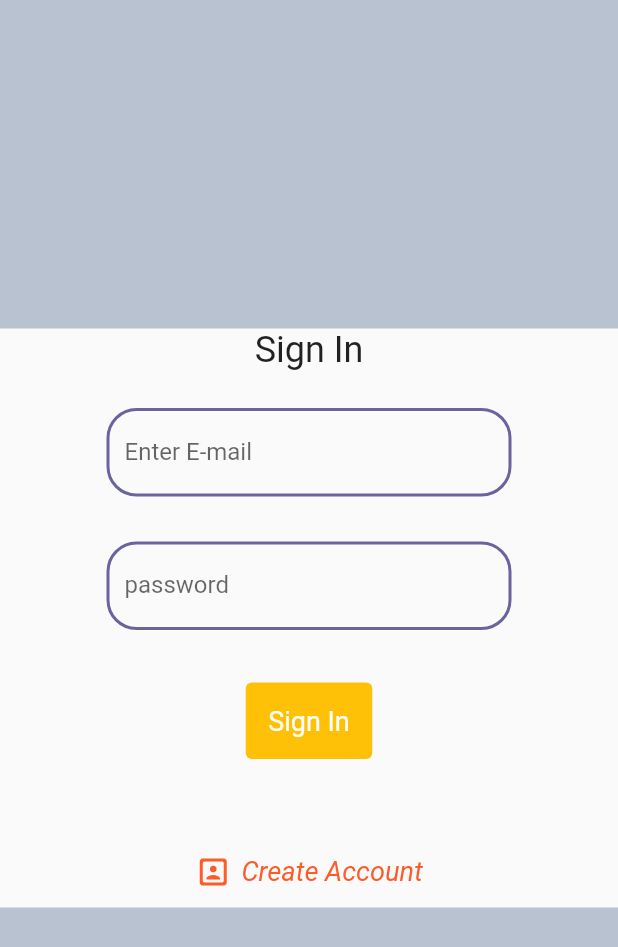
After one commit to MatheusGobo/book_track, a Flutter app: the screen it shows after launch, after a tap on "Sing in to get started", on a phone screen of 412 x 824 dp. The commit adds this screen. Shown: the top 947 px of the screen. Run offline on Flutter 3.47's test engine with Material 2 defaults, Android fonts, the phone set to English and light mode, and no system bars; our stand-ins replace hexcolor.

Commit message:
Adicionada pagina de login

```diff
--- a/lib/main.dart
+++ b/lib/main.dart
@@ -1,115 +1,21 @@
+import 'package:book_track/screens/screens.dart';
 import 'package:flutter/material.dart';
+import 'package:hexcolor/hexcolor.dart';
 
 void main() {
-  runApp(const MyApp());
+  runApp(MyApp());
 }
 
 class MyApp extends StatelessWidget {
-  const MyApp({Key? key}) : super(key: key);
-
-  // This widget is the root of your application.
   @override
   Widget build(BuildContext context) {
     return MaterialApp(
-      title: 'Flutter Demo',
+      debugShowCheckedModeBanner: false,
+      title: 'BookTracker',
       theme: ThemeData(
-        // This is the theme of your application.
-        //
-        // Try running your application with "flutter run". You'll see the
-        // application has a blue toolbar. Then, without quitting the app, try
-        // changing the primarySwatch below to Colors.green and then invoke
-        // "hot reload" (press "r" in the console where you ran "flutter run",
-        // or simply save your changes to "hot reload" in a Flutter IDE).
-        // Notice that the counter didn't reset back to zero; the application
-        // is not restarted.
         primarySwatch: Colors.blue,
       ),
-      home: const MyHomePage(title: 'Flutter Demo Home Page'),
+      home: GetStartedPage(),
     );
   }
 }
-
-class MyHomePage extends StatefulWidget {
-  const MyHomePage({Key? key, required this.title}) : super(key: key);
-
-  // This widget is the home page of your application. It is stateful, meaning
-  // that it has a State object (defined below) that contains fields that affect
-  // how it looks.
-
-  // This class is the configuration for the state. It holds the values (in this
-  // case the title) provided by the parent (in this case the App widget) and
-  // used by the build method of the State. Fields in a Widget subclass are
-  // always marked "final".
-
-  final String title;
-
-  @override
-  State<MyHomePage> createState() => _MyHomePageState();
-}
-
-class _MyHomePageState extends State<MyHomePage> {
-  int _counter = 0;
-
-  void _incrementCounter() {
-    setState(() {
-      // This call to setState tells the Flutter framework that something has
-      // changed in this State, which causes it to rerun the build method below
-      // so that the display can reflect the updated values. If we changed
-      // _counter without calling setState(), then the build method would not be
-      // called again, and so nothing would appear to happen.
-      _counter++;
-    });
-  }
-
-  @override
-  Widget build(BuildContext context) {
-    // This method is rerun every time setState is called, for instance as done
-    // by the _incrementCounter method above.
-    //
-    // The Flutter framework has been optimized to make rerunning build methods
-    // fast, so that you can just rebuild anything that needs updating rather
-    // than having to individually change instances of widgets.
-    return Scaffold(
-      appBar: AppBar(
-        // Here we take the value from the MyHomePage object that was created by
-        // the App.build method, and use it to set our appbar title.
-        title: Text(widget.title),
-      ),
-      body: Center(
-        // Center is a layout widget. It takes a single child and positions it
-        // in the middle of the parent.
-        child: Column(
-          // Column is also a layout widget. It takes a list of children and
-          // arranges them vertically. By default, it sizes itself to fit its
-          // children horizontally, and tries to be as tall as its parent.
-          //
-          // Invoke "debug painting" (press "p" in the console, choose the
-          // "Toggle Debug Paint" action from the Flutter Inspector in Android
-          // Studio, or the "Toggle Debug Paint" command in Visual Studio Code)
-          // to see the wireframe for each widget.
-          //
-          // Column has various properties to control how it sizes itself and
-          // how it positions its children. Here we use mainAxisAlignment to
-          // center the children vertically; the main axis here is the vertical
-          // axis because Columns are vertical (the cross axis would be
-          // horizontal).
-          mainAxisAlignment: MainAxisAlignment.center,
-          children: <Widget>[
-            const Text(
-              'You have pushed the button this many times:',
-            ),
-            Text(
-              '$_counter',
-              style: Theme.of(context).textTheme.headline4,
-            ),
-          ],
-        ),
-      ),
-      floatingActionButton: FloatingActionButton(
-        onPressed: _incrementCounter,
-        tooltip: 'Increment',
-        child: const Icon(Icons.add),
-      ), // This trailing comma makes auto-formatting nicer for build methods.
-    );
-  }
-}
--- /dev/null
+++ b/lib/screens/get_started_page.dart
@@ -0,0 +1,135 @@
+import 'package:book_track/widgets/widgets.dart';
+import 'package:flutter/material.dart';
+import 'package:hexcolor/hexcolor.dart';
+
+class GetStartedPage extends StatelessWidget {
+  const GetStartedPage({Key? key}) : super(key: key);
+
+  @override
+  Widget build(BuildContext context) {
+    return Material(
+      child: CircleAvatar(
+        backgroundColor: HexColor('#f5f6f8'),
+        child: Column(
+          children: [
+            Spacer(),
+            Text(
+              'BookTracker',
+              style: Theme.of(context).textTheme.headline3,
+            ),
+            SizedBox(
+              height: 15,
+            ),
+            Text('"Read. Change. Yourself"',
+                style: TextStyle(
+                    color: Colors.black26,
+                    fontSize: 29,
+                    fontWeight: FontWeight.bold)),
+            SizedBox(
+              height: 50,
+            ),
+            TextButton.icon(
+              style: TextButton.styleFrom(
+                  primary: Colors.white,
+                  backgroundColor: HexColor('#69639f'),
+                  textStyle: TextStyle(fontSize: 18)),
+              onPressed: () {
+                Navigator.push(
+                    context,
+                    MaterialPageRoute(
+                      builder: (context) => LoginPage(),
+                    ));
+              },
+              icon: Icon(Icons.login_rounded),
+              label: Padding(
+                padding: const EdgeInsets.all(8.0),
+                child: Text('Sing in to get started'),
+              ),
+            ),
+            Spacer()
+          ],
+        ),
+      ),
+    );
+  }
+}
+
+class LoginPage extends StatefulWidget {
+  const LoginPage({Key? key}) : super(key: key);
+
+  @override
+  State<LoginPage> createState() => _LoginPageState();
+}
+
+class _LoginPageState extends State<LoginPage> {
+  bool isCreateAccountClicked = false;
+  final _formKey = GlobalKey<FormState>();
+
+  final TextEditingController _emailTextController = TextEditingController();
+  final TextEditingController _passwordTextController = TextEditingController();
+
+  @override
+  Widget build(BuildContext context) {
+    return Material(
+      child: Container(
+        child: Column(
+          children: [
+            Expanded(
+                flex: 2,
+                child: Container(
+                  color: HexColor('#b9c2d1'),
+                )),
+            Text(
+              'Sign In',
+              style: Theme.of(context).textTheme.headline5,
+            ),
+            SizedBox(
+              height: 10,
+            ),
+            Column(
+              children: [
+                SizedBox(
+                    width: 300,
+                    height: 300,
+                    child: isCreateAccountClicked != true
+                        ? LoginForm(
+                          formKey: _formKey,
+                          emailTextController: _emailTextController,
+                          passwordTextController: _passwordTextController
+                        )
+                        : Text('teste')),
+                TextButton.icon(
+                    icon: Icon(Icons.portrait_rounded),
+                    style: TextButton.styleFrom(
+                        primary: HexColor('#fd5b28'),
+                        textStyle: TextStyle(
+                            fontSize: 18, fontStyle: FontStyle.italic)),
+                    onPressed: () {
+                      setState(() {
+                        //Altera forma do menu entre login ou criar conta
+                        isCreateAccountClicked = !isCreateAccountClicked;
+
+                        /*if (!isCreateAccountClicked) {
+                        isCreateAccountClicked = true;
+                      } else {
+                        isCreateAccountClicked = false;
+                      }*/
+                      });
+                    },
+                    label: Text(isCreateAccountClicked
+                        ? 'Already have an account?'
+                        : 'Create Account'))
+              ],
+            ),
+            Expanded(
+                flex: 2,
+                child: Container(
+                  color: HexColor('#b9c2d1'),
+                ))
+          ],
+        ),
+      ),
+    );
+  }
+
+}
--- /dev/null
+++ b/lib/screens/screens.dart
@@ -0,0 +1 @@
+export 'get_started_page.dart';
--- /dev/null
+++ b/lib/widgets/input_decoration.dart
@@ -0,0 +1,17 @@
+  import 'package:flutter/material.dart';
+import 'package:hexcolor/hexcolor.dart';
+
+InputDecoration buildInputDecoration({required String label, required String hintText}) {
+    return InputDecoration(
+        fillColor: Colors.white,
+        focusedBorder: OutlineInputBorder(
+            borderRadius: BorderRadius.circular(10),
+            borderSide: BorderSide(color: Colors.blue)
+        ),
+        enabledBorder: OutlineInputBorder(
+            borderRadius: BorderRadius.circular(20),
+            borderSide: BorderSide(color: HexColor('#69639F'), width: 2.0)
+        ),
+        labelText: label,
+        hintText: hintText);
+  }
--- /dev/null
+++ b/lib/widgets/login_form.dart
@@ -0,0 +1,59 @@
+import 'package:book_track/widgets/widgets.dart';
+import 'package:flutter/material.dart';
+
+class LoginForm extends StatelessWidget {
+  const LoginForm({
+    Key? key,
+    required GlobalKey<FormState> formKey,
+    required TextEditingController emailTextController,
+    required TextEditingController passwordTextController,
+  }) : _formKey = formKey, _emailTextController = emailTextController, _passwordTextController = passwordTextController, super(key: key);
+
+  final GlobalKey<FormState> _formKey;
+  final TextEditingController _emailTextController;
+  final TextEditingController _passwordTextController;
+
+  @override
+  Widget build(BuildContext context) {
+    return Form(
+        key: _formKey,
+        child: Column(
+          children: [
+            Padding(
+              padding: const EdgeInsets.all(15.0),
+              child: TextFormField(
+                controller: _emailTextController,
+                decoration: buildInputDecoration(label: 'Enter E-mail', hintText: 'john@me.com'),
+              ),
+            ),
+            Padding(
+              padding: const EdgeInsets.all(15.0),
+              child: TextFormField(
+                controller: _passwordTextController,
+                obscureText: true,
+                decoration: buildInputDecoration(label: 'password', hintText: ''),
+              ),
+            ),
+            SizedBox(
+              height: 20,
+            ),
+            TextButton(
+              onPressed: () {},
+              style: TextButton.styleFrom(
+                primary: Colors.white,
+                padding: EdgeInsets.all(15),
+                shape: RoundedRectangleBorder(
+                  borderRadius: BorderRadius.circular(4)
+                ),
+                backgroundColor: Colors.amber,
+                textStyle: TextStyle(
+                  fontSize: 18
+                )
+              ),
+              child: Text('Sign In')
+            )
+          ],
+        ),
+      );
+  }
+}
--- /dev/null
+++ b/lib/widgets/widgets.dart
@@ -0,0 +1,2 @@
+export 'input_decoration.dart';
+export 'login_form.dart';
--- a/pubspec.yaml
+++ b/pubspec.yaml
@@ -34,6 +34,7 @@ dependencies:
   # The following adds the Cupertino Icons font to your application.
   # Use with the CupertinoIcons class for iOS style icons.
   cupertino_icons: ^1.0.2
+  hexcolor: ^2.0.6
 
 dev_dependencies:
   flutter_test:
```
Also changed, not shown: pubspec.lock.
